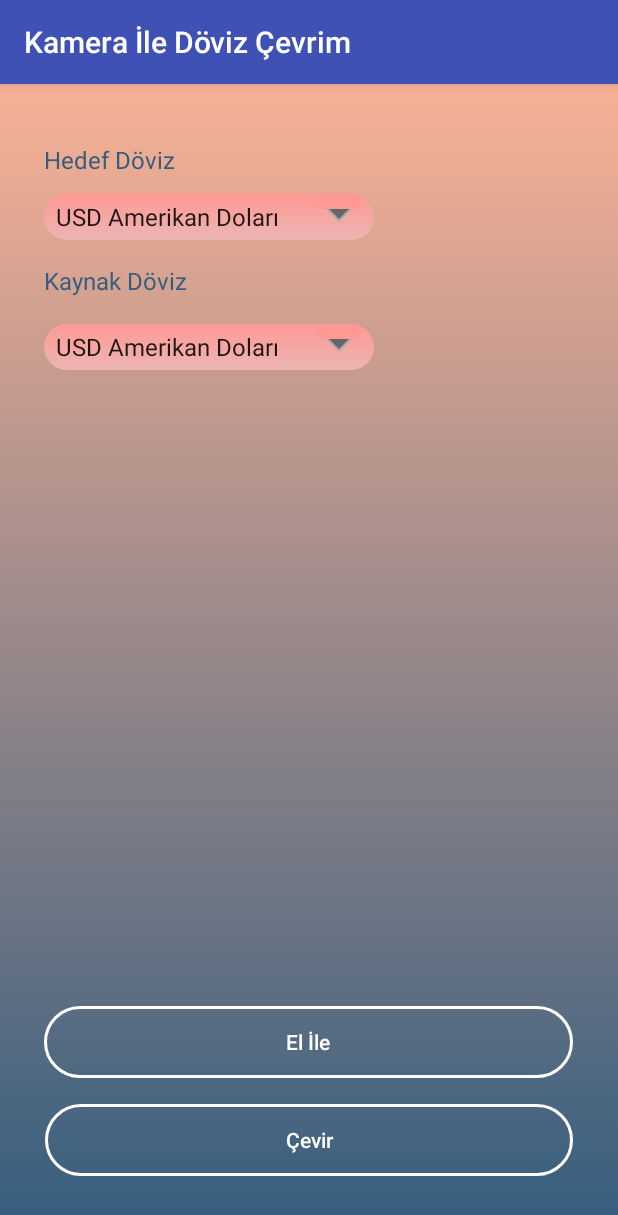
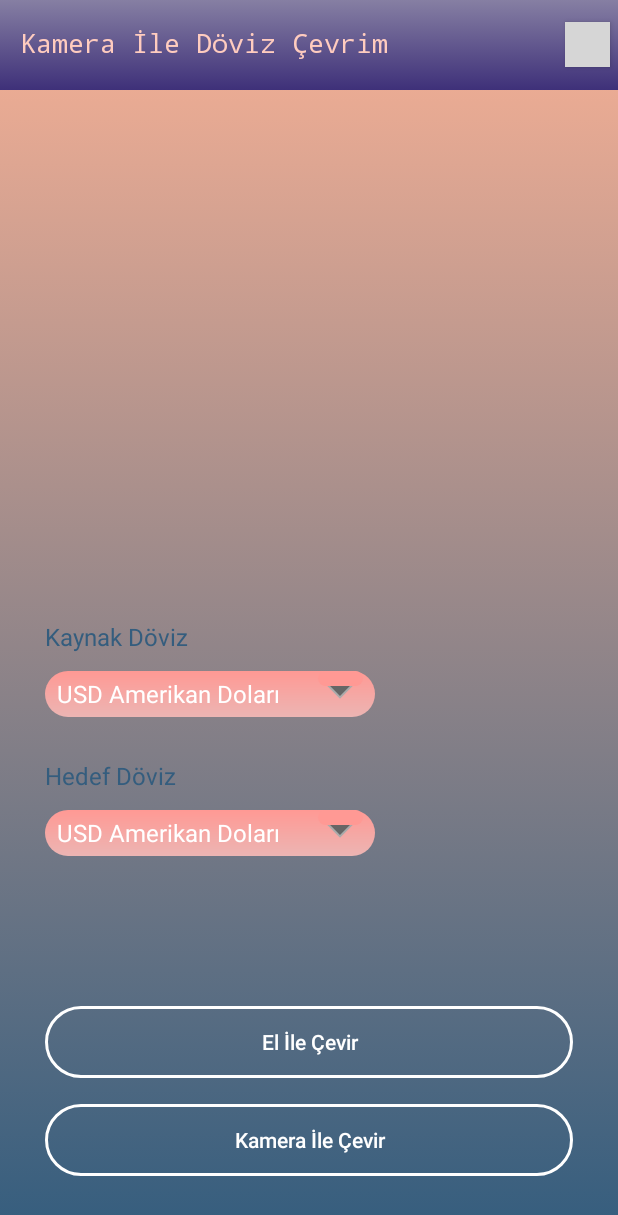
Before and after one commit to ibrahimd1/KameraIleDovizCevrim, an Android app: the screen it shows after launch (MainActivity), on a phone screen of 412 x 824 dp. Shown: the top 1215 px of the screen. Run offline under Robolectric (Android 15) with nearby library versions, the phone set to English and light mode, and no system bars; Roboto replaces fonts that are not available here; grey boxes are pictures that could not be loaded.

Commit message:
20.01.2018 23:23 değişikliği

```diff
--- a/app/src/main/java/kamerailedovizcevrim/com/kamerledvizevrim/SplashScreen.java
+++ b/app/src/main/java/kamerailedovizcevrim/com/kamerledvizevrim/SplashScreen.java
@@ -3,6 +3,8 @@ package kamerailedovizcevrim.com.kamerledvizevrim;
 import android.app.Activity;
 import android.os.Bundle;
 import  android.content.Intent;
+import android.view.View;
+import android.widget.ImageView;
 
 /**
  * Created by Ibrahim on 11.11.2018.
@@ -14,6 +16,10 @@ public class SplashScreen extends Activity {
     protected void onCreate(Bundle savedInstanceState) {
         super.onCreate(savedInstanceState);
         setContentView(R.layout.splash_screen);
+
+        ImageView img = (ImageView) findViewById(R.id.imageSplashScreen);
+        img.setVisibility(View.VISIBLE);
+
 
         Thread timerThread=new Thread(){
           public void run(){
--- /dev/null
+++ b/app/src/main/res/drawable/custom_header_design.xml
@@ -0,0 +1,9 @@
+<?xml version="1.0" encoding="utf-8"?>
+<selector xmlns:android="http://schemas.android.com/apk/res/android">
+    <item>
+        <shape>
+            <gradient android:startColor="#867fa3" android:endColor="#3e3079" android:angle="270"  />
+
+        </shape>
+    </item>
+</selector>
--- a/app/src/main/res/layout/activity_main.xml
+++ b/app/src/main/res/layout/activity_main.xml
@@ -3,15 +3,16 @@
     xmlns:android="http://schemas.android.com/apk/res/android" android:layout_width="match_parent"
     android:layout_height="match_parent"
     android:background="@drawable/custom_background"> <!--5e6798-->
+    <include layout="@layout/header"></include>
 
     <TextView
         android:id="@+id/txtHedefDoviz"
         android:layout_width="wrap_content"
         android:layout_height="wrap_content"
-        android:layout_alignLeft="@+id/hedefDoviz"
-        android:layout_alignParentTop="true"
-        android:layout_alignStart="@+id/hedefDoviz"
-        android:layout_marginTop="39dp"
+        android:layout_above="@+id/hedefDoviz"
+        android:layout_alignLeft="@+id/buttonCevrimAc"
+        android:layout_alignStart="@+id/buttonCevrimAc"
+        android:layout_marginBottom="12dp"
         android:text="Hedef Döviz"
         android:textColor="#345d7e"
         android:textSize="16sp" />
@@ -20,22 +21,20 @@
         android:id="@+id/hedefDoviz"
         android:layout_width="220dp"
         android:layout_height="wrap_content"
-        android:layout_alignLeft="@+id/txtKaynakDoviz"
-        android:layout_alignStart="@+id/txtKaynakDoviz"
-        android:layout_below="@+id/txtHedefDoviz"
-        android:layout_marginTop="12dp"
-        android:background="@drawable/custom_spinner"/>
+        android:layout_above="@+id/butonManuelCevrim"
+        android:layout_alignLeft="@+id/butonManuelCevrim"
+        android:layout_alignStart="@+id/butonManuelCevrim"
+        android:layout_marginBottom="100dp"
+        android:background="@drawable/custom_spinner" />
 
     <TextView
         android:id="@+id/txtKaynakDoviz"
         android:layout_width="wrap_content"
         android:layout_height="wrap_content"
-        android:layout_alignParentLeft="true"
-        android:layout_alignParentStart="true"
-        android:layout_below="@+id/hedefDoviz"
-        android:layout_marginLeft="29dp"
-        android:layout_marginStart="29dp"
-        android:layout_marginTop="16dp"
+        android:layout_above="@+id/kaynakDoviz"
+        android:layout_alignLeft="@+id/kaynakDoviz"
+        android:layout_alignStart="@+id/kaynakDoviz"
+        android:layout_marginBottom="12dp"
         android:text="Kaynak Döviz"
         android:textColor="#345d7e"
         android:textSize="16sp" />
@@ -44,11 +43,11 @@
         android:id="@+id/kaynakDoviz"
         android:layout_width="220dp"
         android:layout_height="wrap_content"
-        android:layout_alignLeft="@+id/txtKaynakDoviz"
-        android:layout_alignStart="@+id/txtKaynakDoviz"
-        android:layout_below="@+id/txtKaynakDoviz"
-        android:layout_marginTop="18dp"
-        android:background="@drawable/custom_spinner"/>
+        android:layout_alignBottom="@+id/txtHedefDoviz"
+        android:layout_alignLeft="@+id/txtHedefDoviz"
+        android:layout_alignStart="@+id/txtHedefDoviz"
+        android:layout_marginBottom="50dp"
+        android:background="@drawable/custom_spinner" />
 
     <Button
         android:id="@+id/buttonCevrimAc"
@@ -60,7 +59,7 @@
         android:layout_marginLeft="30dp"
         android:layout_marginRight="30dp"
         android:background="@drawable/button_background"
-        android:text="Çevir"
+        android:text="Kamera İle Çevir"
         android:textAllCaps="false"
         android:textColor="@drawable/custom_button_text_color"
         android:textStyle="normal" />
@@ -76,7 +75,7 @@
         android:layout_alignStart="@+id/kaynakDoviz"
         android:layout_marginBottom="17dp"
         android:background="@drawable/button_background"
-        android:text="El İle"
+        android:text="El İle Çevir"
         android:textAllCaps="false"
         android:textColor="@drawable/custom_button_text_color" />
 </RelativeLayout>
--- /dev/null
+++ b/app/src/main/res/layout/header.xml
@@ -0,0 +1,34 @@
+<?xml version="1.0" encoding="utf-8"?>
+<RelativeLayout android:id="@+id/header"
+    android:layout_width="match_parent"
+    android:layout_height="60dp"
+    android:layout_alignParentTop="true"
+    android:background="@drawable/custom_header_design"
+    android:gravity="center"
+    xmlns:android="http://schemas.android.com/apk/res/android">
+
+    <TextView
+        android:id="@+id/textView2"
+        android:layout_width="wrap_content"
+        android:layout_height="wrap_content"
+        android:layout_alignBaseline="@+id/button2"
+        android:layout_alignBottom="@+id/button2"
+        android:layout_alignParentLeft="true"
+        android:layout_alignParentStart="true"
+        android:layout_marginLeft="13dp"
+        android:layout_marginStart="13dp"
+        android:fontFamily="monospace"
+        android:text="Kamera İle Döviz Çevrim"
+        android:textColor="#ffccbf"
+        android:textSize="17sp" />
+
+    <Button
+        android:id="@+id/button2"
+        android:layout_width="30dp"
+        android:layout_height="30dp"
+        android:layout_alignParentEnd="true"
+        android:layout_alignParentRight="true"
+        android:layout_centerVertical="true"
+        android:background="@drawable/info_icon"
+        android:layout_marginRight="5dp"/>
+</RelativeLayout>
--- a/app/src/main/res/layout/manuel_giris.xml
+++ b/app/src/main/res/layout/manuel_giris.xml
@@ -3,6 +3,8 @@
     xmlns:android="http://schemas.android.com/apk/res/android" android:layout_width="match_parent"
     android:layout_height="match_parent"
     android:background="@drawable/custom_background">
+
+    <include layout="@layout/header"></include>
 
     <Spinner
         android:id="@+id/spinnerManuelKaynak"
```
Also changed, not shown: app/src/main/AndroidManifest.xml (+4 -4 lines), app/src/main/java/kamerailedovizcevrim/com/kamerledvizevrim/ManuelGiris.java (+22 -13 lines), app/src/main/res/layout/doviz_cevrim.xml (+6 -3 lines), app/src/main/res/layout/splash_screen.xml (+23 -1 lines).
